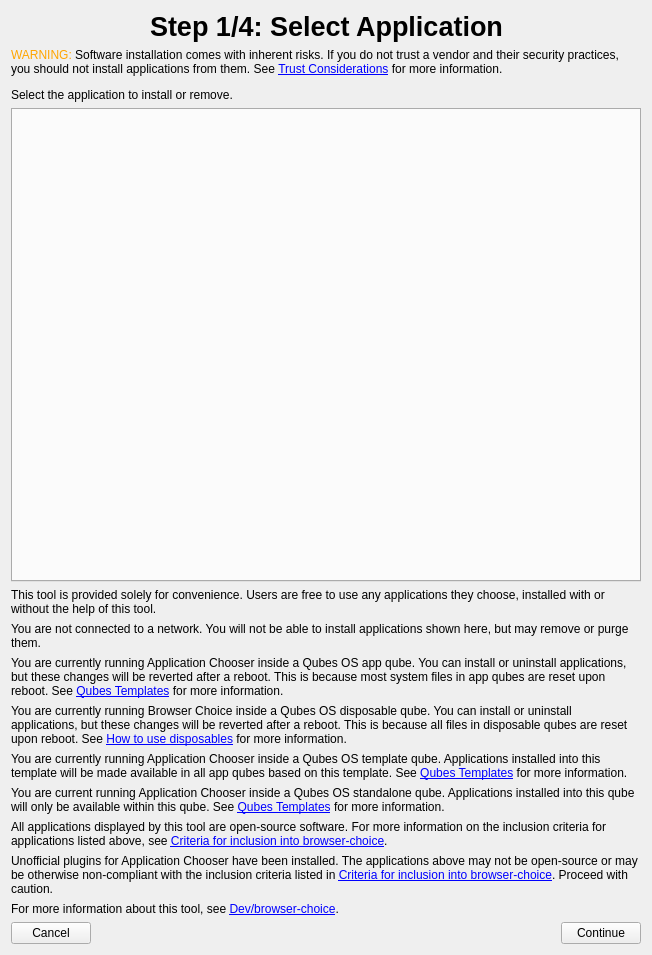
Kicksecure/browser-choice, file ui/selectapplicationpage.ui: the form before one commit.
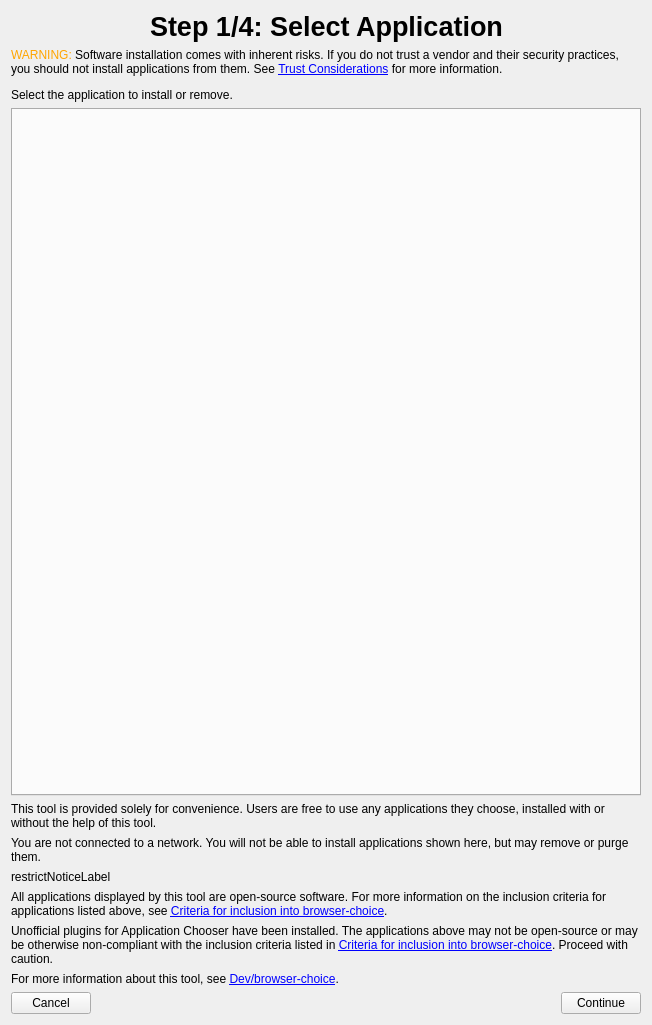
The form after the commit. Icons and pictures are not drawn.

Commit message: Refactor to reduce string duplication, add extra guidance for user sessions, fix overly wide browser cards

What changed in the file:
```diff
--- a/ui/selectapplicationpage.ui
+++ b/ui/selectapplicationpage.ui
@@ -7,7 +7,7 @@
     <x>0</x>
     <y>0</y>
     <width>652</width>
-    <height>955</height>
+    <height>1025</height>
    </rect>
   </property>
   <property name="windowTitle">
@@ -107,46 +107,7 @@
    <item>
     <widget class="QLabel" name="appvmNoticeLabel">
      <property name="text">
-      <string>You are currently running Application Chooser inside a Qubes OS app qube. You can install or uninstall applications, but these changes will be reverted after a reboot. This is because most system files in app qubes are reset upon reboot. See &lt;a href=&quot;https://www.qubes-os.org/doc/templates/&quot;&gt;Qubes Templates&lt;/a&gt; for more information.</string>
-     </property>
-     <property name="wordWrap">
-      <bool>true</bool>
-     </property>
-     <property name="openExternalLinks">
-      <bool>true</bool>
-     </property>
-    </widget>
-   </item>
-   <item>
-    <widget class="QLabel" name="dispvmNoticeLabel">
-     <property name="text">
-      <string>You are currently running Browser Choice inside a Qubes OS disposable qube. You can install or uninstall applications, but these changes will be reverted after a reboot. This is because all files in disposable qubes are reset upon reboot. See &lt;a href=&quot;https://www.qubes-os.org/doc/how-to-use-disposables/&quot;&gt;How to use disposables&lt;/a&gt; for more information.</string>
-     </property>
-     <property name="wordWrap">
-      <bool>true</bool>
-     </property>
-     <property name="openExternalLinks">
-      <bool>true</bool>
-     </property>
-    </widget>
-   </item>
-   <item>
-    <widget class="QLabel" name="templatevmNoticeLabel">
-     <property name="text">
-      <string>You are currently running Application Chooser inside a Qubes OS template qube. Applications installed into this template will be made available in all app qubes based on this template. See &lt;a href=&quot;https://www.qubes-os.org/doc/templates/&quot;&gt;Qubes Templates&lt;/a&gt; for more information.</string>
-     </property>
-     <property name="wordWrap">
-      <bool>true</bool>
-     </property>
-     <property name="openExternalLinks">
-      <bool>true</bool>
-     </property>
-    </widget>
-   </item>
-   <item>
-    <widget class="QLabel" name="standalonevmNoticeLabel">
-     <property name="text">
-      <string>You are current running Application Chooser inside a Qubes OS standalone qube. Applications installed into this qube will only be available within this qube. See &lt;a href=&quot;https://www.qubes-os.org/doc/templates/&quot;&gt;Qubes Templates&lt;/a&gt; for more information.</string>
+      <string>restrictNoticeLabel</string>
      </property>
      <property name="wordWrap">
       <bool>true</bool>
```
Left out of the diff: 2 changed lines with no effect on the pictures. The commit also changes 6 other files.
